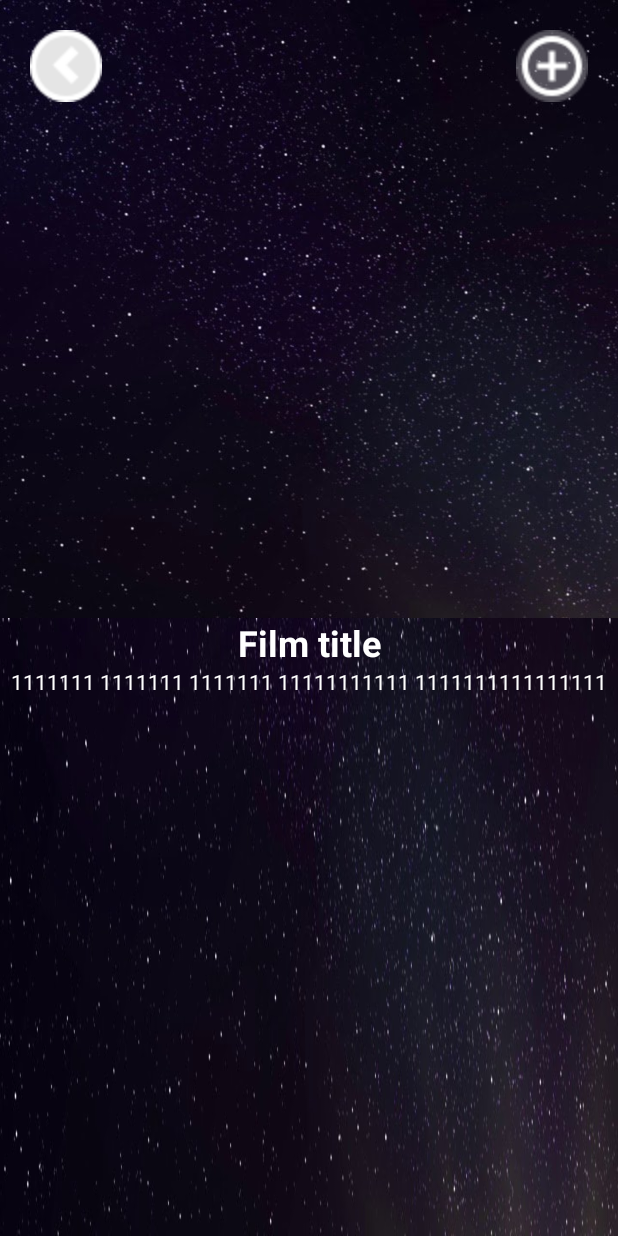
After one commit to Dimadyuk/MovieApp, an Android app: the layout fragment_movie_detail.xml on its own in the app's theme, with its tools: preview values and no code run, on a phone screen of 412 x 824 dp. The commit adds this screen. Run offline under Robolectric (Android 15) with nearby library versions, the phone set to English and light mode, and no system bars.

Commit message:
added Detail fragment

```diff
--- a/app/src/main/java/com/example/movieapp/data/database/MovieDao.kt
+++ b/app/src/main/java/com/example/movieapp/data/database/MovieDao.kt
@@ -5,6 +5,7 @@ import androidx.room.Dao
 import androidx.room.Insert
 import androidx.room.OnConflictStrategy
 import androidx.room.Query
+import com.example.movieapp.domain.MovieItem
 
 @Dao
 interface MovieDao {
@@ -21,5 +22,8 @@ interface MovieDao {
     @Insert(onConflict = OnConflictStrategy.REPLACE)
     fun insertTopMovieList(movieList: List<TopMovieItemDbModel>)
 
+    @Query("SELECT * FROM popular_movie_info WHERE id = :movieItemId LIMIT 1")
+    fun getMovieItem(movieItemId: Int): PopularMovieItemDbModel
+
 
 }
--- a/app/src/main/java/com/example/movieapp/data/repositories/MovieRepositoryImpl.kt
+++ b/app/src/main/java/com/example/movieapp/data/repositories/MovieRepositoryImpl.kt
@@ -53,4 +53,9 @@ class MovieRepositoryImpl(application: Application) : MovieRepository {
             list.map { mapper.mapTopDbModelToMovieItem(it) }
         }
     }
+
+    override suspend fun getMovieItem(movieItemId: Int): MovieItem {
+        val dbModel = movieInfoDao.getMovieItem(movieItemId)
+        return mapper.mapPopularDbModelToMovieItem(dbModel)
+    }
 }
--- a/app/src/main/java/com/example/movieapp/domain/MovieRepository.kt
+++ b/app/src/main/java/com/example/movieapp/domain/MovieRepository.kt
@@ -9,4 +9,5 @@ interface MovieRepository {
     suspend fun loadTopRatedMovies()
 
     fun getTopMoviesList(): LiveData<List<MovieItem>>
+    suspend fun getMovieItem(movieItemId: Int): MovieItem
 }
--- /dev/null
+++ b/app/src/main/res/drawable/btn_add_to_favorites.xml
@@ -0,0 +1,11 @@
+<vector android:height="24dp" android:tint="@color/white"
+    android:viewportHeight="24"
+    android:viewportWidth="24"
+    android:width="24dp"
+    xmlns:android="http://schemas.android.com/apk/res/android">
+
+    <path android:fillColor="@color/white"
+        android:pathData="M13,7h-2v4L7,11v2h4v4h2v-4h4v-2h-4L13,7zM12,2C6.48,2 2,6.48 2,12s4.48,10 10,10 10,-4.48 10,-10S17.52,2 12,2zM12,20c-4.41,0 -8,-3.59 -8,-8s3.59,-8 8,-8 8,3.59 8,8 -3.59,8 -8,8z"/>
+    <path android:fillColor="#4DAAAAAA"
+        android:pathData="M12,0A12,12 0 1,0 24,12A12,12 0 0,0 12,0Z" />
+</vector>
--- /dev/null
+++ b/app/src/main/res/drawable/btn_back.xml
@@ -0,0 +1,14 @@
+<vector xmlns:android="http://schemas.android.com/apk/res/android"
+    android:width="24dp"
+    android:height="24dp"
+    android:viewportWidth="24"
+    android:viewportHeight="24">
+
+    <path
+        android:fillColor="@color/white"
+        android:pathData="M12,0A12,12 0 1,0 24,12A12,12 0 0,0 12,0Z" />
+
+    <path
+        android:fillColor="#4DAAAAAA"
+        android:pathData="M12,2c-5.5,0 -10,4.5 -10,10s4.5,10 10,10s10,-4.5 10,-10s-4.5,-10 -10,-10zM16.2,15.7l-2.3,2.3l-6.3,-6.3l6.3,-6.3l2.3,2.3l-4,4z" />
+</vector>
--- a/app/src/main/res/layout/activity_main.xml
+++ b/app/src/main/res/layout/activity_main.xml
@@ -3,8 +3,8 @@
     xmlns:tools="http://schemas.android.com/tools"
     android:id="@+id/main_container"
     android:layout_width="match_parent"
+    android:layout_height="match_parent"
     android:background="@drawable/night_sky"
-    android:layout_height="match_parent"
     tools:context=".presentation.ui.MainActivity">
 
 </androidx.fragment.app.FragmentContainerView>
--- /dev/null
+++ b/app/src/main/res/layout/fragment_movie_detail.xml
@@ -0,0 +1,77 @@
+<?xml version="1.0" encoding="utf-8"?>
+<androidx.constraintlayout.widget.ConstraintLayout xmlns:android="http://schemas.android.com/apk/res/android"
+    xmlns:app="http://schemas.android.com/apk/res-auto"
+    xmlns:tools="http://schemas.android.com/tools"
+    android:layout_width="match_parent"
+    android:layout_height="match_parent"
+    tools:background="@drawable/night_sky"
+    tools:context=".presentation.ui.fragments.MovieDetailFragment">
+
+
+    <ImageView
+        android:id="@+id/iv_logo"
+        android:layout_width="match_parent"
+        android:layout_height="0dp"
+        android:scaleType="centerCrop"
+        app:layout_constraintBottom_toBottomOf="@+id/guideline_middle"
+        app:layout_constraintTop_toTopOf="parent"
+        tools:src="@drawable/night_sky"
+        android:contentDescription="poster of movie" />
+
+    <ImageButton
+        android:id="@+id/btn_back"
+        android:layout_width="wrap_content"
+        android:layout_height="wrap_content"
+        android:layout_margin="32dp"
+        android:background="@null"
+        android:scaleX="2"
+        android:scaleY="2"
+        android:contentDescription="back to first page"
+        android:src="@drawable/btn_back"
+        app:layout_constraintStart_toStartOf="parent"
+        app:layout_constraintTop_toTopOf="parent" />
+
+    <ImageButton
+        android:id="@+id/btn_add_to_favorites"
+        android:layout_width="wrap_content"
+        android:layout_height="wrap_content"
+        android:layout_alignParentEnd="true"
+        android:layout_margin="32dp"
+        android:background="@null"
+        android:contentDescription="add to favorite movie"
+        android:scaleX="2"
+        android:scaleY="2"
+        android:src="@drawable/btn_add_to_favorites"
+        app:layout_constraintEnd_toEndOf="parent"
+        app:layout_constraintTop_toTopOf="parent" />
+
+    <androidx.constraintlayout.widget.Guideline
+        android:id="@+id/guideline_middle"
+        android:layout_width="wrap_content"
+        android:layout_height="wrap_content"
+        android:orientation="horizontal"
+        app:layout_constraintGuide_percent="0.5" />
+
+    <TextView
+        android:id="@+id/movie_title"
+        android:layout_width="wrap_content"
+        android:layout_height="wrap_content"
+        android:textColor="@color/white"
+        android:textSize="24sp"
+        android:textStyle="bold"
+        app:layout_constraintEnd_toEndOf="parent"
+        app:layout_constraintStart_toStartOf="parent"
+        app:layout_constraintTop_toBottomOf="@+id/guideline_middle"
+        tools:text="Film title" />
+
+    <TextView
+        android:id="@+id/movie_description"
+        android:layout_width="wrap_content"
+        android:layout_height="wrap_content"
+        android:textColor="@color/white"
+        app:layout_constraintEnd_toEndOf="parent"
+        app:layout_constraintStart_toStartOf="parent"
+        app:layout_constraintTop_toBottomOf="@+id/movie_title"
+        tools:text="1111111 1111111 1111111 11111111111 1111111111111111" />
+
+</androidx.constraintlayout.widget.ConstraintLayout>
```
Also changed, not shown: app/src/main/java/com/example/movieapp/data/mapper/MovieMapper.kt (+8 -2 lines), app/src/main/java/com/example/movieapp/domain/MovieItem.kt (+9 -2 lines), app/src/main/java/com/example/movieapp/domain/usecases/GetMovieItemUseCase.kt (added, +10 -0 lines), app/src/main/java/com/example/movieapp/presentation/ui/MainViewModel.kt (+13 -0 lines), app/src/main/java/com/example/movieapp/presentation/ui/fragments/MainFragment.kt (+33 -6 lines), app/src/main/java/com/example/movieapp/presentation/ui/fragments/MovieDetailFragment.kt (+33 -9 lines), app/src/main/java/com/example/movieapp/presentation/ui/fragments/PopularAdapter.kt (+8 -1 lines), app/src/main/java/com/example/movieapp/presentation/ui/fragments/TopAdapter.kt (+7 -0 lines), app/src/main/res/layout/fragment_moive_detail.xml (deleted, +0 -14 lines).
